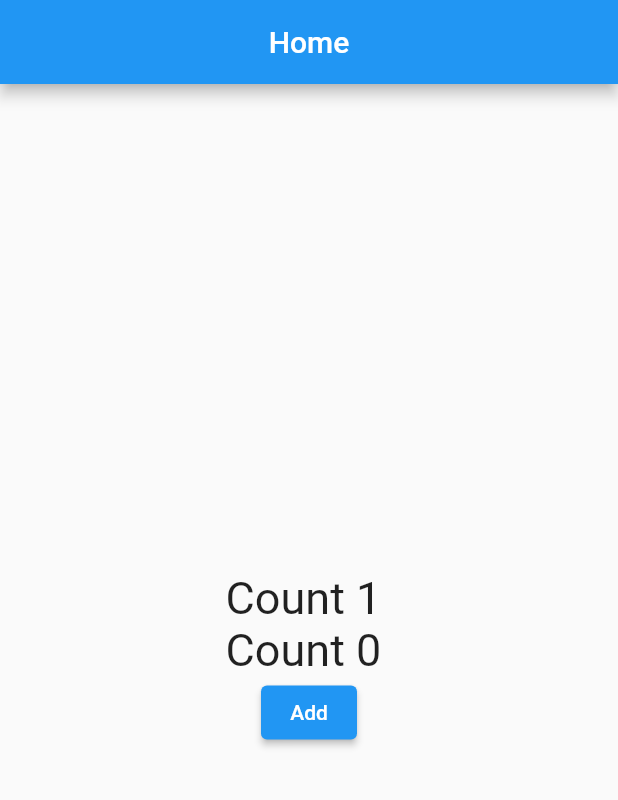
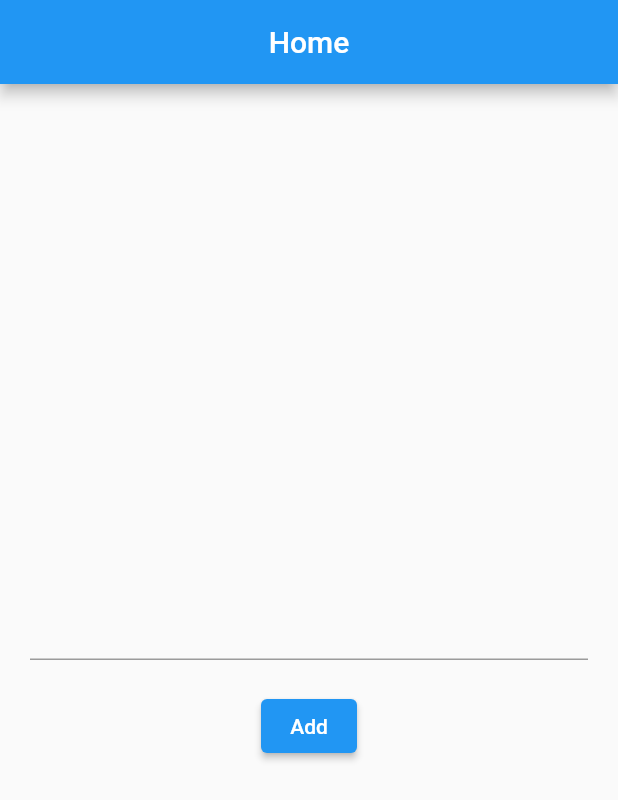
Before and after one commit to vinodmadhu97/getx-demo, a Flutter app: the screen it shows after launch, after a tap on "Add", on a phone screen of 412 x 824 dp. Shown: the top 800 px of the screen. Run offline on Flutter 3.47's test engine with Material 2 defaults, Android fonts, the phone set to English and light mode, and no system bars; our stand-ins replace get.

Commit message:
getx workers

```diff
--- a/lib/home.dart
+++ b/lib/home.dart
@@ -22,25 +22,18 @@ class HomeScreen extends StatelessWidget {
              /* Obx(()=> Text("Age ${studentController.student.value.age}",style: const TextStyle(fontSize: 30),),
               ),*/
 
-            GetBuilder<MyController>(
-                id: "textCount",
-                builder: (controller){
-                  return Text("Count ${controller.count} ",style: const TextStyle(fontSize: 30),);
-                }
-                ),
-
-            GetBuilder<MyController>(
-
-                builder: (controller){
-                  return Text("Count ${controller.count} ",style: const TextStyle(fontSize: 30),);
-                }
+            Padding(
+              padding: const EdgeInsets.all(20.0),
+              child: TextField(
+                onChanged: (val){
+                  myController.countIncrement();
+                },
+              ),
             ),
-
-
 
             ElevatedButton(
                 onPressed: (){
-                  Get.find<MyController>().countIncrement();
+                  myController.countIncrement();
                 },
                 child: const Text("Add")
             )
--- a/lib/my_controller.dart
+++ b/lib/my_controller.dart
@@ -4,13 +4,12 @@ import 'package:get/get.dart';
 
 class MyController extends GetxController{
 
-  int count = 0;
+  Rx<int> count = 0.obs;
 
 
     void countIncrement() {
 
-    count++;
-    update(["textCount"]);
+    count.value++;
 
   }
 
@@ -20,4 +19,25 @@ class MyController extends GetxController{
 
   }
 
+
+  @override
+  void onInit() {
+    // TODO: implement onInit
+    super.onInit();
+
+    //called every time when the count value changing
+    //ever(count,(_)=>print(count));
+
+    //called every time when the value of list changing
+    /*everAll(listeners, callback)*/
+
+    //called only once when the count value changing
+    //once(count, (_)=>print(count));
+
+    //called after 5 seconds when value changed
+    //+debounce(count, (_)=>print("debounce called"),time: Duration(seconds: 5));
+
+    interval(count, (_)=>print("ignore changerd"),time: Duration(seconds: 3));
+  }
+
 }
```
